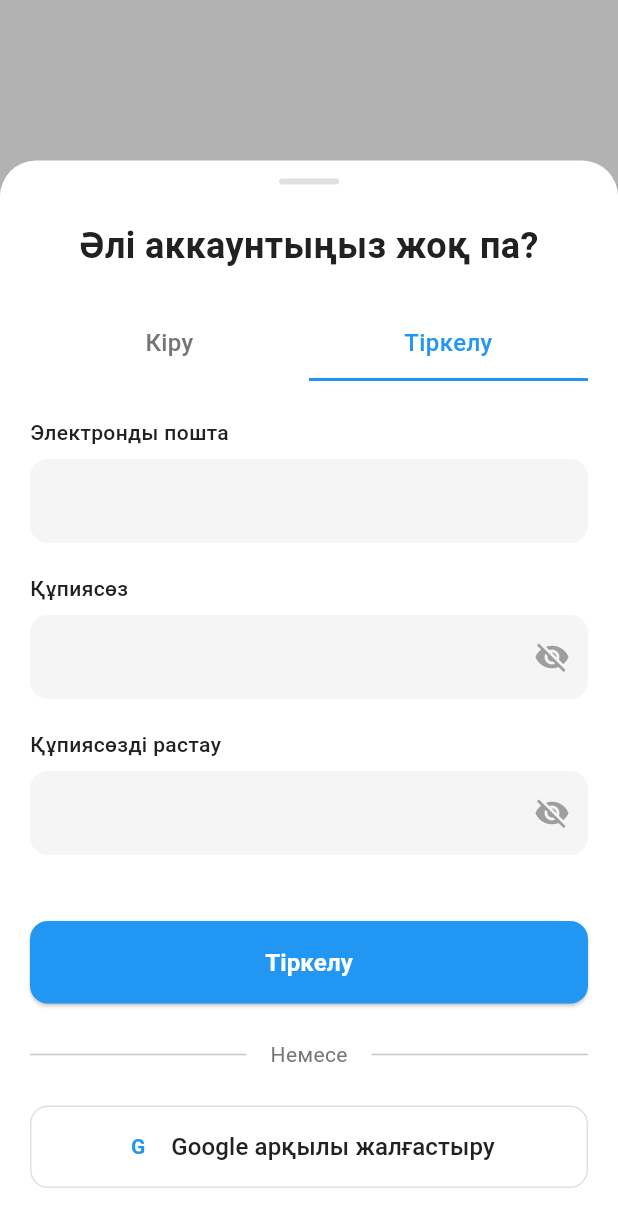
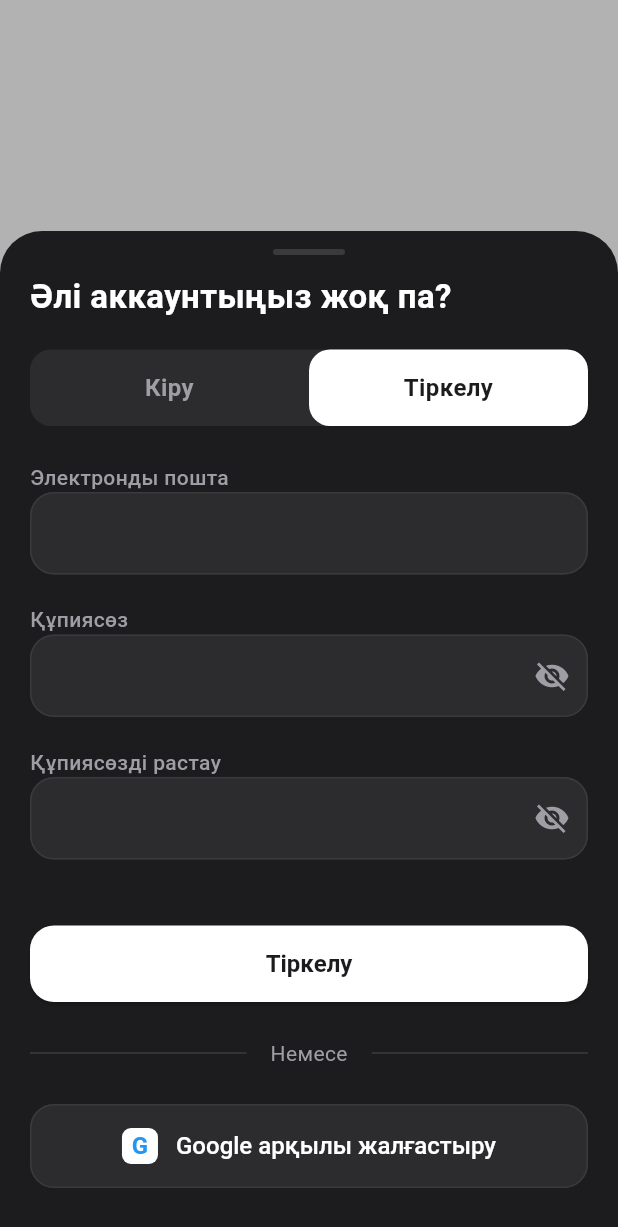
Before and after one commit to kamiverse1412/birge_app, a Flutter app: the RegisterPage screen opened directly, on a phone screen of 412 x 824 dp. Shown: the top 1227 px of the screen. Run offline on Flutter 3.47's test engine with Material 3 defaults, Android fonts, the phone set to English and light mode, and no system bars.

Commit message:
register login

```diff
--- a/lib/app/app.dart
+++ b/lib/app/app.dart
@@ -1,5 +1,5 @@
+import 'package:birge_app/features/auth/pages/home_page.dart';
 import 'package:flutter/material.dart';
-import '../features/auth/pages/register_page.dart';
 
 class App extends StatelessWidget {
   const App({super.key});
@@ -9,11 +9,8 @@ class App extends StatelessWidget {
     return MaterialApp(
       title: 'Birge App',
       debugShowCheckedModeBanner: false,
-      theme: ThemeData(
-        primarySwatch: Colors.blue,
-        useMaterial3: true,
-      ),
-      home: const RegisterPage(),
+      theme: ThemeData(primarySwatch: Colors.blue, useMaterial3: true),
+      home: const AIHomePage(),
     );
   }
 }
--- a/lib/core/theme/app_colors.dart
+++ b/lib/core/theme/app_colors.dart
@@ -9,4 +9,9 @@ class AppColors {
   static const Color grey = Colors.grey;
   static const Color textPrimary = Color(0xFF212121);
   static const Color textSecondary = Color(0xFF757575);
+  static const Color modalBackground = Color(0xFF1C1C1E);
+  static const Color modalSurface = Color(0xFF2C2C2E);
+  static const Color modalDivider = Color(0xFF3A3A3C);
+  static const Color textOnDarkPrimary = Colors.white;
+  static const Color textOnDarkSecondary = Color(0xFF9E9EA4);
 }
--- /dev/null
+++ b/lib/features/auth/widgets/auth_bottom_sheet.dart
@@ -0,0 +1,102 @@
+import 'package:flutter/material.dart';
+
+import 'auth_modal.dart';
+
+class AuthBottomSheet extends StatefulWidget {
+  const AuthBottomSheet({super.key});
+
+  @override
+  State<AuthBottomSheet> createState() => _AuthBottomSheetState();
+}
+
+class _AuthBottomSheetState extends State<AuthBottomSheet> {
+  final TextEditingController _emailController = TextEditingController();
+  final TextEditingController _passwordController = TextEditingController();
+  final TextEditingController _confirmPasswordController =
+      TextEditingController();
+
+  bool _isLogin = true;
+  bool _rememberMe = false;
+
+  @override
+  void dispose() {
+    _emailController.dispose();
+    _passwordController.dispose();
+    _confirmPasswordController.dispose();
+    super.dispose();
+  }
+
+  void _toggleMode() {
+    setState(() {
+      _isLogin = !_isLogin;
+    });
+  }
+
+  void _handlePrimaryAction() {
+    final messenger = ScaffoldMessenger.of(context);
+    Navigator.of(context).pop();
+    messenger.showSnackBar(
+      SnackBar(
+        content: Text(_isLogin ? 'Кіру сәтті' : 'Тіркелу сәтті'),
+      ),
+    );
+  }
+
+  void _handleGoogleSignIn() {
+    final messenger = ScaffoldMessenger.of(context);
+    Navigator.of(context).pop();
+    messenger.showSnackBar(
+      const SnackBar(content: Text('Google арқылы жалғасу әзірге қолжетімсіз')),
+    );
+  }
+
+  void _handleForgotPassword() {
+    ScaffoldMessenger.of(context).showSnackBar(
+      const SnackBar(content: Text('Құпиясөзді қалпына келтіру әзірге жоқ')),
+    );
+  }
+
+  @override
+  Widget build(BuildContext context) {
+    final bottomInset = MediaQuery.of(context).viewInsets.bottom;
+
+    return GestureDetector(
+      onTap: () => FocusScope.of(context).unfocus(),
+      child: AnimatedPadding(
+        duration: const Duration(milliseconds: 200),
+        curve: Curves.easeOut,
+        padding: EdgeInsets.only(bottom: bottomInset),
+        child: SafeArea(
+          top: false,
+          child: DecoratedBox(
+            decoration: const BoxDecoration(
+              color: Colors.transparent,
+              borderRadius: BorderRadius.vertical(top: Radius.circular(28)),
+            ),
+            child: SingleChildScrollView(
+              padding: const EdgeInsets.only(bottom: 20),
+              child: AuthModal(
+                isLogin: _isLogin,
+                onToggleMode: _toggleMode,
+                onClose: () => Navigator.of(context).pop(),
+                emailController: _emailController,
+                passwordController: _passwordController,
+                confirmPasswordController:
+                    _isLogin ? null : _confirmPasswordController,
+                rememberMe: _rememberMe,
+                onRememberMeChanged: (value) {
+                  setState(() {
+                    _rememberMe = value;
+                  });
+                },
+                onPrimaryAction: _handlePrimaryAction,
+                onGoogleSignIn: _handleGoogleSignIn,
+                onForgotPassword: _isLogin ? _handleForgotPassword : null,
+              ),
+            ),
+          ),
+        ),
+      ),
+    );
+  }
+}
--- a/lib/features/auth/widgets/auth_modal.dart
+++ b/lib/features/auth/widgets/auth_modal.dart
@@ -33,89 +33,82 @@ class AuthModal extends StatelessWidget {
   @override
   Widget build(BuildContext context) {
     return Container(
-      decoration: BoxDecoration(
-        color: Colors.white,
-        borderRadius: const BorderRadius.only(
-          topLeft: Radius.circular(24),
-          topRight: Radius.circular(24),
+      decoration: const BoxDecoration(
+        color: AppColors.modalBackground,
+        borderRadius: BorderRadius.only(
+          topLeft: Radius.circular(28),
+          topRight: Radius.circular(28),
         ),
       ),
+      child: Padding(
+        padding: const EdgeInsets.symmetric(horizontal: 20),
         child: Column(
           mainAxisSize: MainAxisSize.min,
           children: [
             // Drag handle
             Container(
-            margin: const EdgeInsets.only(top: 12, bottom: 8),
-            width: 40,
+              margin: const EdgeInsets.only(top: 12, bottom: 12),
+              width: 48,
               height: 4,
               decoration: BoxDecoration(
-              color: Colors.grey[300],
+                color: AppColors.modalDivider,
                 borderRadius: BorderRadius.circular(2),
               ),
             ),
 
             // Header with close button
-          Padding(
-            padding: const EdgeInsets.symmetric(horizontal: 20, vertical: 8),
-            child: Row(
-              mainAxisAlignment: MainAxisAlignment.spaceBetween,
+            Row(
               children: [
-                const SizedBox(width: 24),
+                Expanded(
+                  child: Text(
+                    'Әлі аккаунтыңыз жоқ па?',
+                    style: const TextStyle(
+                      fontSize: 22,
+                      fontWeight: FontWeight.w700,
+                      color: AppColors.textOnDarkPrimary,
+                    ),
+                  ),
+                ),
                 if (onClose != null)
                   IconButton(
-                    icon: const Icon(Icons.close, color: Colors.grey),
                     onPressed: onClose,
-                    padding: EdgeInsets.zero,
-                    constraints: const BoxConstraints(),
+                    icon: const Icon(
+                      Icons.close,
+                      color: AppColors.textOnDarkSecondary,
+                    ),
                   ),
               ],
             ),
-          ),
 
-          // Title
-          Padding(
-            padding: const EdgeInsets.symmetric(horizontal: 20),
-            child: Text(
-              'Әлі аккаунтыңыз жоқ па?',
-              style: const TextStyle(
-                fontSize: 24,
-                fontWeight: FontWeight.bold,
-                color: AppColors.textPrimary,
-              ),
-            ),
-          ),
-
-          const SizedBox(height: 24),
+            const SizedBox(height: 20),
 
             // Tabs
-          Padding(
-            padding: const EdgeInsets.symmetric(horizontal: 20),
+            Container(
+              decoration: BoxDecoration(
+                color: AppColors.modalSurface,
+                borderRadius: BorderRadius.circular(14),
+              ),
               child: Row(
                 children: [
                   Expanded(
                     child: GestureDetector(
                       onTap: isLogin ? null : onToggleMode,
                       child: Container(
-                      padding: const EdgeInsets.symmetric(vertical: 12),
+                        padding: const EdgeInsets.symmetric(vertical: 14),
                         decoration: BoxDecoration(
-                        border: Border(
-                          bottom: BorderSide(
-                            color: isLogin
-                                ? AppColors.primary
-                                : Colors.transparent,
-                            width: 2,
-                          ),
-                        ),
+                          borderRadius: BorderRadius.circular(14),
+                          color:
+                              isLogin ? Colors.white : Colors.transparent,
                         ),
                         child: Text(
                           'Кіру',
                           textAlign: TextAlign.center,
                           style: TextStyle(
                             fontSize: 16,
-                          fontWeight: FontWeight.w500,
+                            fontWeight: FontWeight.w600,
                             color: isLogin
-                              ? AppColors.primary
-                              : AppColors.textSecondary,
+                                ? AppColors.modalBackground
+                                : AppColors.textOnDarkSecondary,
                           ),
                         ),
                       ),
@@ -125,26 +118,21 @@ class AuthModal extends StatelessWidget {
                     child: GestureDetector(
                       onTap: !isLogin ? null : onToggleMode,
                       child: Container(
-                      padding: const EdgeInsets.symmetric(vertical: 12),
+                        padding: const EdgeInsets.symmetric(vertical: 14),
                         decoration: BoxDecoration(
-                        border: Border(
-                          bottom: BorderSide(
-                            color: !isLogin
-                                ? AppColors.primary
-                                : Colors.transparent,
-                            width: 2,
-                          ),
-                        ),
+                          borderRadius: BorderRadius.circular(14),
+                          color:
+                              !isLogin ? Colors.white : Colors.transparent,
                         ),
                         child: Text(
                           'Тіркелу',
                           textAlign: TextAlign.center,
                           style: TextStyle(
                             fontSize: 16,
-                          fontWeight: FontWeight.w500,
+                            fontWeight: FontWeight.w600,
                             color: !isLogin
-                              ? AppColors.primary
-                              : AppColors.textSecondary,
+                                ? AppColors.modalBackground
+                                : AppColors.textOnDarkSecondary,
                           ),
                         ),
                       ),
@@ -157,121 +145,30 @@ class AuthModal extends StatelessWidget {
             const SizedBox(height: 24),
 
             // Form fields
-          Padding(
-            padding: const EdgeInsets.symmetric(horizontal: 20),
-            child: Column(
+            Column(
               children: [
-                // Email field
-                Column(
-                  crossAxisAlignment: CrossAxisAlignment.start,
-                  children: [
-                    const Text(
-                      'Электронды пошта',
-                      style: TextStyle(
-                        fontSize: 14,
-                        fontWeight: FontWeight.w500,
-                        color: AppColors.textPrimary,
-                      ),
-                    ),
-                    const SizedBox(height: 8),
-                    TextField(
+                _buildLabel('Электронды пошта'),
+                _buildTextField(
                   controller: emailController,
                   keyboardType: TextInputType.emailAddress,
-                      decoration: InputDecoration(
-                        filled: true,
-                        fillColor: Colors.grey[100],
-                        border: OutlineInputBorder(
-                          borderRadius: BorderRadius.circular(12),
-                          borderSide: BorderSide.none,
-                        ),
-                        contentPadding: const EdgeInsets.symmetric(
-                          horizontal: 16,
-                          vertical: 16,
-                        ),
-                      ),
-                    ),
-                  ],
                 ),
 
                 const SizedBox(height: 20),
 
-                // Password field
-                Column(
-                  crossAxisAlignment: CrossAxisAlignment.start,
-                  children: [
-                    const Text(
-                      'Құпиясөз',
-                      style: TextStyle(
-                        fontSize: 14,
-                        fontWeight: FontWeight.w500,
-                        color: AppColors.textPrimary,
-                      ),
-                    ),
-                    const SizedBox(height: 8),
-                    TextField(
+                _buildLabel('Құпиясөз'),
+                _buildTextField(
                   controller: passwordController,
                   obscureText: true,
-                      decoration: InputDecoration(
-                        filled: true,
-                        fillColor: Colors.grey[100],
-                        border: OutlineInputBorder(
-                          borderRadius: BorderRadius.circular(12),
-                          borderSide: BorderSide.none,
-                        ),
-                        contentPadding: const EdgeInsets.symmetric(
-                          horizontal: 16,
-                          vertical: 16,
-                        ),
-                        suffixIcon: IconButton(
-                          icon: const Icon(
-                            Icons.visibility_off,
-                            color: Colors.grey,
-                          ),
-                          onPressed: () {},
-                        ),
-                      ),
-                    ),
-                  ],
+                  showVisibilityToggle: true,
                 ),
 
                 if (!isLogin && confirmPasswordController != null) ...[
                   const SizedBox(height: 20),
-                  Column(
-                    crossAxisAlignment: CrossAxisAlignment.start,
-                    children: [
-                      const Text(
-                        'Құпиясөзді растау',
-                        style: TextStyle(
-                          fontSize: 14,
-                          fontWeight: FontWeight.w500,
-                          color: AppColors.textPrimary,
-                        ),
-                      ),
-                      const SizedBox(height: 8),
-                      TextField(
-                        controller: confirmPasswordController,
+                  _buildLabel('Құпиясөзді растау'),
+                  _buildTextField(
+                    controller: confirmPasswordController!,
                     obscureText: true,
-                        decoration: InputDecoration(
-                          filled: true,
-                          fillColor: Colors.grey[100],
-                          border: OutlineInputBorder(
-                            borderRadius: BorderRadius.circular(12),
-                            borderSide: BorderSide.none,
-                          ),
-                          contentPadding: const EdgeInsets.symmetric(
-                            horizontal: 16,
-                            vertical: 16,
-                          ),
-                          suffixIcon: IconButton(
-                            icon: const Icon(
-                              Icons.visibility_off,
-                              color: Colors.grey,
-                            ),
-                            onPressed: () {},
-                          ),
-                        ),
-                      ),
-                    ],
+                    showVisibilityToggle: true,
                   ),
                 ],
 
@@ -284,7 +181,9 @@ class AuthModal extends StatelessWidget {
                     children: [
                       Row(
                         children: [
-                          Checkbox(
+                          Transform.scale(
+                            scale: 0.9,
+                            child: Checkbox(
                               value: rememberMe,
                               onChanged: (value) {
                                 if (value != null &&
@@ -292,13 +191,26 @@ class AuthModal extends StatelessWidget {
                                   onRememberMeChanged!(value);
                                 }
                               },
-                            activeColor: AppColors.primary,
+                              checkColor: AppColors.modalBackground,
+                              side: const BorderSide(
+                                color: AppColors.textOnDarkSecondary,
+                              ),
+                              fillColor: MaterialStateProperty.resolveWith(
+                                (states) {
+                                  if (states
+                                      .contains(MaterialState.selected)) {
+                                    return Colors.white;
+                                  }
+                                  return Colors.transparent;
+                                },
+                              ),
+                            ),
                           ),
                           const Text(
                             'Мені есте сақта',
                             style: TextStyle(
                               fontSize: 14,
-                              color: AppColors.textPrimary,
+                              color: AppColors.textOnDarkPrimary,
                             ),
                           ),
                         ],
@@ -323,29 +235,20 @@ class AuthModal extends StatelessWidget {
                 SizedBox(
                   width: double.infinity,
                   child: ElevatedButton(
-                    onPressed: () {
-                      Navigator.push(
-                        context,
-                        MaterialPageRoute(
-                          builder: (context) => const AIHomePage(),
-                        ),
-                      );
-                    },
+                    onPressed: onPrimaryAction,
                     style: ElevatedButton.styleFrom(
-                      backgroundColor: AppColors.primary,
-                      foregroundColor: Colors.white,
+                      backgroundColor: Colors.white,
+                      foregroundColor: AppColors.modalBackground,
                       padding: const EdgeInsets.symmetric(vertical: 16),
                       shape: RoundedRectangleBorder(
-                        borderRadius: BorderRadius.circular(12),
+                        borderRadius: BorderRadius.circular(16),
                       ),
-                    ),
-                    child: Text(
-                      isLogin ? 'Кіру' : 'Тіркелу',
-                      style: const TextStyle(
+                      textStyle: const TextStyle(
                         fontSize: 16,
                         fontWeight: FontWeight.w600,
                       ),
                     ),
+                    child: Text(isLogin ? 'Кіру' : 'Тіркелу'),
                   ),
                 ),
 
@@ -354,18 +257,26 @@ class AuthModal extends StatelessWidget {
                 // Separator
                 const Row(
                   children: [
-                    Expanded(child: Divider()),
+                    Expanded(
+                      child: Divider(
+                        color: AppColors.modalDivider,
+                      ),
+                    ),
                     Padding(
                       padding: EdgeInsets.symmetric(horizontal: 16),
                       child: Text(
                         'Немесе',
                         style: TextStyle(
                           fontSize: 14,
-                          color: AppColors.textSecondary,
+                          color: AppColors.textOnDarkSecondary,
                         ),
                       ),
                     ),
-                    Expanded(child: Divider()),
+                    Expanded(
+                      child: Divider(
+                        color: AppColors.modalDivider,
+                      ),
+                    ),
                   ],
                 ),
 
@@ -379,25 +290,31 @@ class AuthModal extends StatelessWidget {
                     style: OutlinedButton.styleFrom(
                       padding: const EdgeInsets.symmetric(vertical: 16),
                       shape: RoundedRectangleBorder(
-                        borderRadius: BorderRadius.circular(12),
+                        borderRadius: BorderRadius.circular(16),
                       ),
-                      side: BorderSide(color: Colors.grey[300]!),
+                      side: const BorderSide(color: AppColors.modalDivider),
+                      backgroundColor: AppColors.modalSurface,
+                      foregroundColor: AppColors.textOnDarkPrimary,
+                      textStyle: const TextStyle(
+                        fontSize: 16,
+                        fontWeight: FontWeight.w500,
+                      ),
                     ),
                     child: Row(
                       mainAxisAlignment: MainAxisAlignment.center,
                       children: [
                         Container(
-                          width: 20,
-                          height: 20,
+                          width: 24,
+                          height: 24,
                           decoration: BoxDecoration(
                             color: Colors.white,
-                            borderRadius: BorderRadius.circular(4),
+                            borderRadius: BorderRadius.circular(6),
                           ),
                           child: const Center(
                             child: Text(
                               'G',
                               style: TextStyle(
-                                fontSize: 14,
+                                fontSize: 16,
                                 fontWeight: FontWeight.bold,
                                 color: Colors.blue,
                               ),
@@ -405,14 +322,7 @@ class AuthModal extends StatelessWidget {
                           ),
                         ),
                         const SizedBox(width: 12),
-                        const Text(
-                          'Google арқылы жалғастыру',
-                          style: TextStyle(
-                            fontSize: 16,
-                            fontWeight: FontWeight.w500,
-                            color: AppColors.textPrimary,
-                          ),
-                        ),
+                        const Text('Google арқылы жалғастыру'),
                       ],
                     ),
                   ),
@@ -421,8 +331,65 @@ class AuthModal extends StatelessWidget {
                 const SizedBox(height: 32),
               ],
             ),
+          ],
         ),
-        ],
+      ),
+    );
+  }
+
+  Widget _buildLabel(String text) {
+    return Align(
+      alignment: Alignment.centerLeft,
+      child: Text(
+        text,
+        style: const TextStyle(
+          fontSize: 14,
+          fontWeight: FontWeight.w500,
+          color: AppColors.textOnDarkSecondary,
+        ),
+      ),
+    );
+  }
+
+  Widget _buildTextField({
+    required TextEditingController controller,
+    bool obscureText = false,
+    TextInputType? keyboardType,
+    bool showVisibilityToggle = false,
+  }) {
+    return TextField(
+      controller: controller,
+      keyboardType: keyboardType,
+      obscureText: obscureText,
+      style: const TextStyle(
+        color: AppColors.textOnDarkPrimary,
+        fontSize: 15,
+      ),
+      cursorColor: Colors.white70,
+      decoration: InputDecoration(
+        filled: true,
+        fillColor: AppColors.modalSurface,
+        enabledBorder: OutlineInputBorder(
+          borderRadius: BorderRadius.circular(16),
+          borderSide: const BorderSide(color: AppColors.modalDivider),
+        ),
+        focusedBorder: OutlineInputBorder(
+          borderRadius: BorderRadius.circular(16),
+          borderSide: const BorderSide(color: AppColors.primary),
+        ),
+        contentPadding: const EdgeInsets.symmetric(
+          horizontal: 16,
+          vertical: 16,
+        ),
+        suffixIcon: showVisibilityToggle
+            ? IconButton(
+                onPressed: () {},
+                icon: const Icon(
+                  Icons.visibility_off,
+                  color: AppColors.textOnDarkSecondary,
+                ),
+              )
+            : null,
       ),
     );
   }
```
Lines whose indentation alone changed are shown as unchanged.
